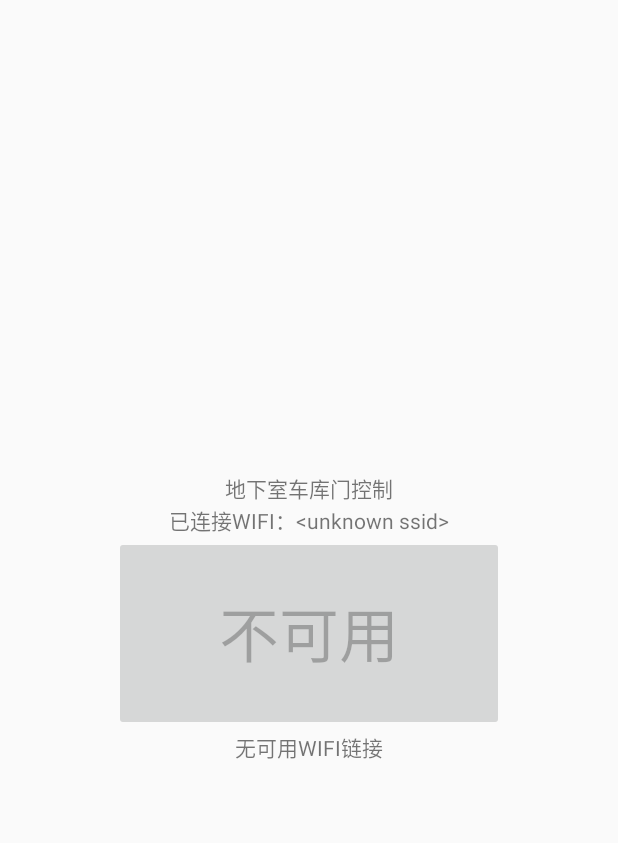
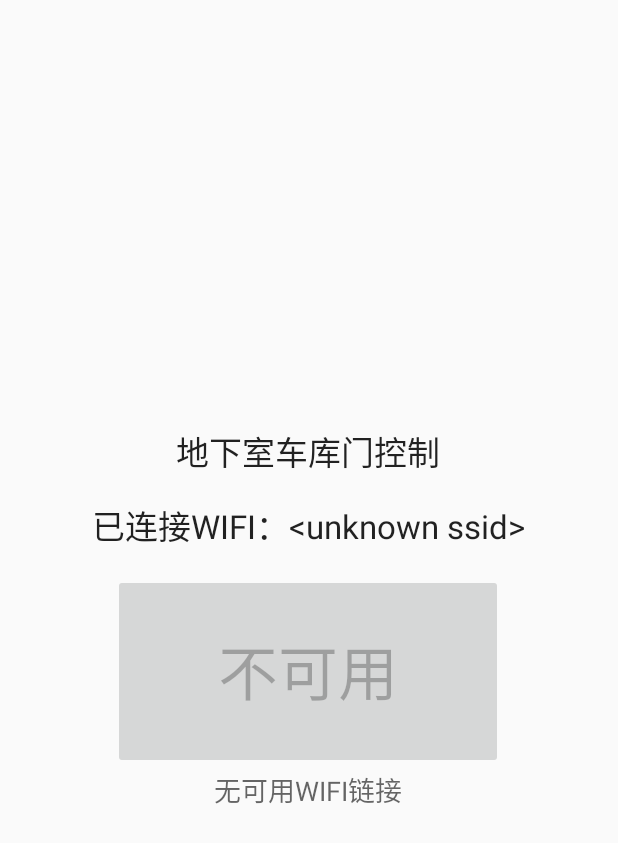
Before and after one commit to PeishengYE/DoorController, an Android app: the screen it shows after launch (MainActivity), on a phone screen of 412 x 824 dp. Shown: the top 843 px of the screen. Run offline under Robolectric (Android 15) with nearby library versions, the phone set to English and light mode, and no system bars.

Commit message:
polished UI

```diff
--- a/app/src/main/res/layout/content_main.xml
+++ b/app/src/main/res/layout/content_main.xml
@@ -19,11 +19,14 @@
         android:layout_height="wrap_content"
         android:id="@+id/title_controller"
         android:layout_gravity="center"
+        android:textAppearance="?android:textAppearanceLarge"
         />
     <TextView android:text="@string/discription"
         android:layout_width="wrap_content"
+        android:layout_marginTop="@dimen/activity_vertical_margin"
         android:layout_height="wrap_content"
         android:id="@+id/wifi_status"
+        android:textAppearance="?android:textAppearanceLarge"
         android:layout_gravity="center"
         />
 
@@ -34,6 +37,7 @@
         android:textSize="40sp"
         android:id="@+id/toggleDoorButton"
         android:layout_gravity="center"
+        android:layout_marginTop="@dimen/activity_vertical_margin"
         android:onClick="pressDoorButton" />
 
     <TextView android:text="@string/discription"
@@ -41,6 +45,8 @@
         android:layout_height="wrap_content"
         android:id="@+id/cmd_status"
         android:layout_gravity="center"
+
+        android:textAppearance="?android:textAppearanceMedium"
         />
 </LinearLayout>
 </LinearLayout>
```
